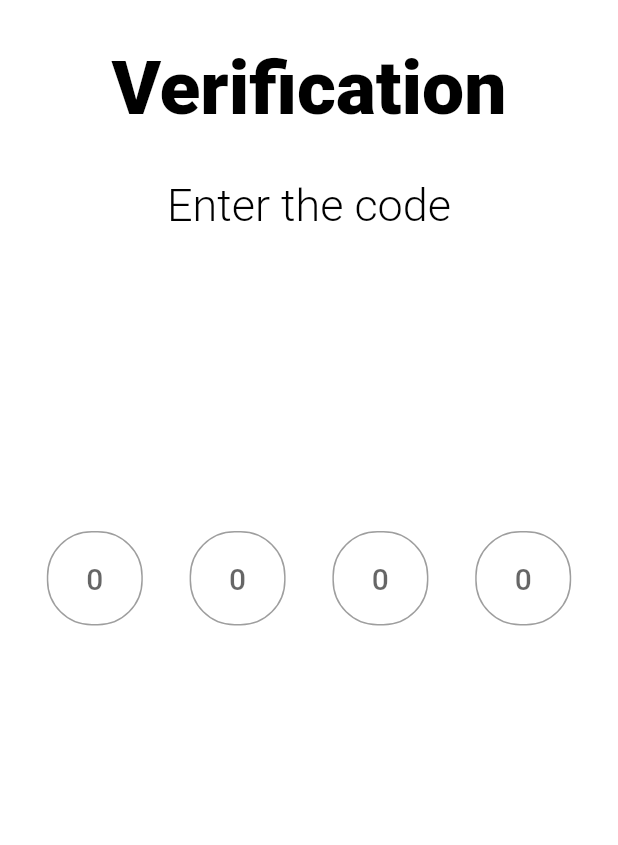
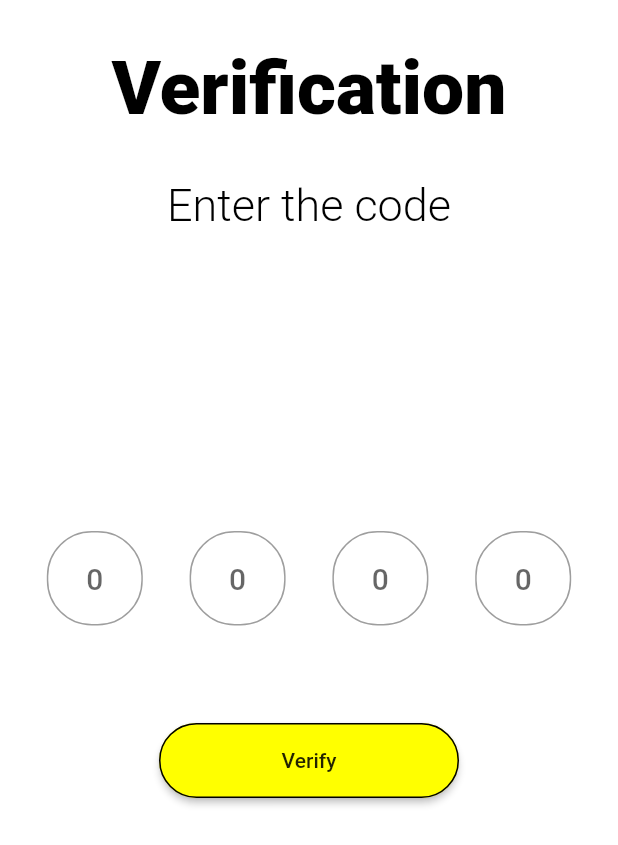
Before and after one commit to ayan-gorain/Enchantee, a Flutter app: the otppage screen opened by its route, on a phone screen of 412 x 824 dp. Shown: the top 845 px of the screen. Run offline on Flutter 3.47's test engine with Material 2 defaults, Android fonts, the phone set to English and light mode, and no system bars; our stand-ins replace flutter_screenutil, font_awesome_flutter, image_picker, intl_phone_field.

Commit message:
otp page going on

```diff
--- a/lib/pages/otp_page.dart
+++ b/lib/pages/otp_page.dart
@@ -139,7 +139,25 @@ class _otppageState extends State<otppage> {
                       ),
                     ),
                   ],
-                )
+                ),
+                const SizedBox(height: 60,),
+                MaterialButton(
+                  minWidth: 200,
+                  height: 50,
+                  onPressed: () {
+                    // Navigator.pushNamed(context, Myroutes.otpRoute);
+                  },
+                  color: Colors.yellowAccent,
+                  shape: RoundedRectangleBorder(
+                      side: BorderSide(
+                        color: Colors.black,
+                      ),
+                      borderRadius: BorderRadius.circular(60)),
+                  child: Text("Verify",
+                      style: TextStyle(
+                        fontWeight: FontWeight.w500,
+                      )),
+                ),
              ]
           ),
 
```
